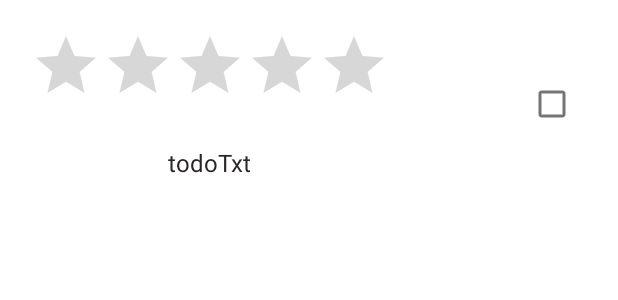
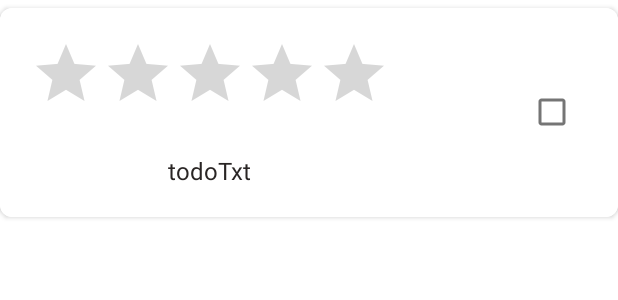
Before and after one commit to KoPoine/TodoListPractice_20220717, an Android app: the layout todo_list_item.xml on its own in the app's theme, with its tools: preview values and no code run, on a phone screen of 412 x 824 dp. Shown: the top 300 px of the screen. Run offline under Robolectric (Android 15) with nearby library versions, the phone set to English and light mode, and no system bars; plain views replace ScaleRatingBar.

Commit message:
RecyclerView 제작 2. 한칸의 xml 제작(CardView 태그 활용)

```diff
--- a/app/src/main/res/layout/todo_list_item.xml
+++ b/app/src/main/res/layout/todo_list_item.xml
@@ -1,6 +1,13 @@
 <?xml version="1.0" encoding="utf-8"?>
-<LinearLayout xmlns:android="http://schemas.android.com/apk/res/android"
+<androidx.cardview.widget.CardView
+    xmlns:android="http://schemas.android.com/apk/res/android"
     xmlns:app="http://schemas.android.com/apk/res-auto"
+    android:layout_width="match_parent"
+    android:layout_height="wrap_content"
+    app:cardCornerRadius="8dp"
+    android:layout_marginVertical="5dp">
+
+    <LinearLayout
         android:orientation="horizontal"
         android:layout_width="match_parent"
         android:layout_height="wrap_content"
@@ -44,3 +51,5 @@
             android:layout_height="wrap_content"/>
 
     </LinearLayout>
+
+</androidx.cardview.widget.CardView>
```
Lines whose indentation alone changed are shown as unchanged.
